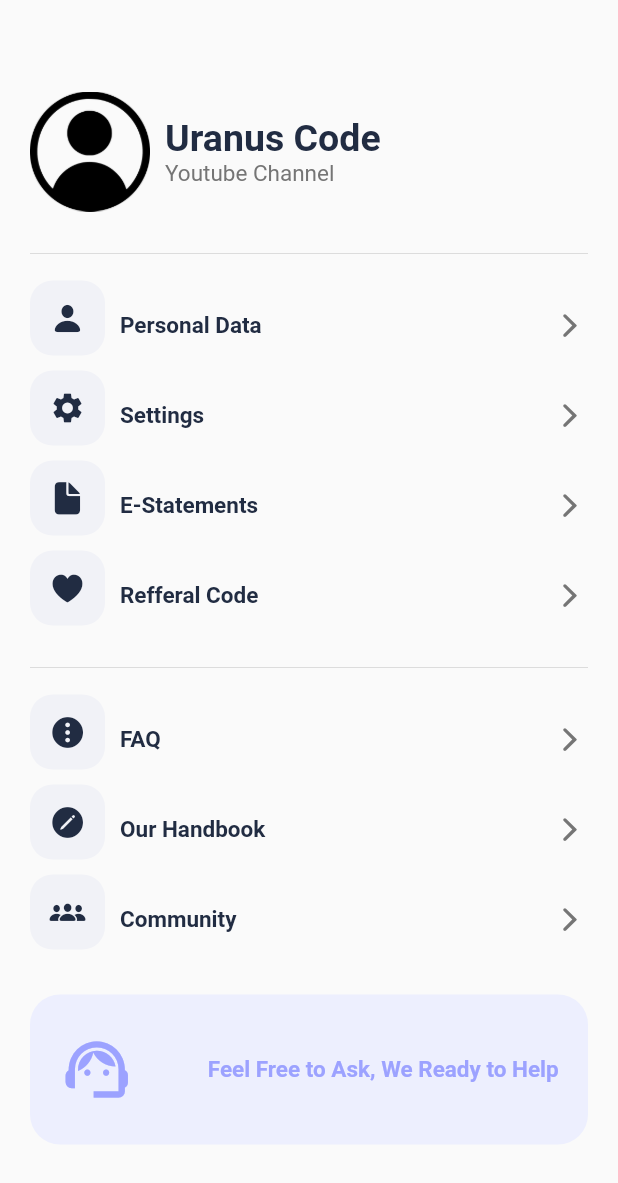
After one commit to youssefbenhissi/expenseManager, a Flutter app: the SettingsScreen screen opened by its route, on a phone screen of 412 x 824 dp. The commit adds this screen. Shown: the top 1183 px of the screen. Run offline on Flutter 3.47's test engine with Material 2 defaults, Android fonts, the phone set to English and light mode, and no system bars; our stand-ins replace awesome_snackbar_content, flutter_bloc, font_awesome_flutter, get_it, local_auth, shared_preferences and 1 more; accounts and stored records are empty; generated files the repository leaves out were written again.

Commit message:
configure settings page

```diff
--- a/lib/app_routes_factory.dart
+++ b/lib/app_routes_factory.dart
@@ -1,4 +1,5 @@
 import 'package:expense_manager/home/home_page_route_builder.dart';
+import 'package:expense_manager/settings/settings_page_route_builder.dart';
 import 'package:flutter/material.dart';
 import 'navigation/navigation.dart';
 
@@ -11,4 +12,11 @@ class AppRoutesFactory extends RoutesFactory {
       builder: HomePageRouteBuilder(),
     );
   }
+
+  @override
+  Route<dynamic> createSettingsPageRoute() {
+    return MaterialPageRoute(
+      builder: SettingsPageRouteBuilder(),
+    );
+  }
 }
--- a/lib/home/home_page.dart
+++ b/lib/home/home_page.dart
@@ -1,4 +1,5 @@
 import 'package:awesome_snackbar_content/awesome_snackbar_content.dart';
+import 'package:expense_manager/app_page_injectable.dart';
 import 'package:expense_manager/login/login_page.dart';
 import 'package:flutter/material.dart';
 import 'dart:math';
@@ -96,7 +97,9 @@ class _HomePageState extends State<HomePage> {
                         ),
                       ),
                       ListTile(
-                        onTap: () {},
+                        onTap: () {
+                          context.gNavigationService.openSettings(context);
+                        },
                         leading: const Icon(
                           Icons.settings,
                           color: Colors.black,
--- a/lib/main.dart
+++ b/lib/main.dart
@@ -1,6 +1,7 @@
 import 'package:expense_manager/app_routes_factory.dart';
 import 'package:expense_manager/navigation/navigation.dart';
 import 'package:expense_manager/services/service_locator.dart';
+import 'package:expense_manager/settings/settings_page.dart';
 import 'package:expense_manager/theme/dark_theme.dart';
 import 'package:expense_manager/theme/light_theme.dart';
 import 'package:flutter/material.dart';
--- a/lib/navigation/navigation_service.dart
+++ b/lib/navigation/navigation_service.dart
@@ -9,4 +9,13 @@ class NavigationService {
       ModalRoute.withName('/'),
     );
   }
+
+  Future<void> openSettings(
+    BuildContext context,
+  ) {
+    return Navigator.of(context).pushNamedAndRemoveUntil(
+      _settingsPageRouteName,
+      ModalRoute.withName('/'),
+    );
+  }
 }
--- a/lib/navigation/routes_factory.dart
+++ b/lib/navigation/routes_factory.dart
@@ -2,4 +2,5 @@ part of 'navigation.dart';
 
 abstract class RoutesFactory {
   Route<dynamic> createHomePageRoute();
+  Route<dynamic> createSettingsPageRoute();
 }
--- a/lib/navigation/routes_mapper.dart
+++ b/lib/navigation/routes_mapper.dart
@@ -7,6 +7,8 @@ Route<dynamic>? Function(RouteSettings settings) onGenerateAppRoute(
     switch (settings.name) {
       case _homePageRouteName:
         return routesFactory.createHomePageRoute();
+      case _settingsPageRouteName:
+        return routesFactory.createSettingsPageRoute();
       default:
         return null;
     }
--- a/lib/navigation/routes_names.dart
+++ b/lib/navigation/routes_names.dart
@@ -1,3 +1,4 @@
 part of 'navigation.dart';
 
 const _homePageRouteName = '/home';
+const _settingsPageRouteName = '/settings';
--- /dev/null
+++ b/lib/settings/constants.dart
@@ -0,0 +1,10 @@
+import 'package:flutter/material.dart';
+
+const kprimaryColor = Color(0xff212C42);
+const ksecondryColor = Color(0xff9CA2FF);
+const ksecondryLightColor = Color(0xffEDEFFE);
+const klightContentColor = Color(0xffF1F2F7);
+
+const double kbigFontSize = 25;
+const double knormalFontSize = 18;
+const double ksmallFontSize = 15;
--- /dev/null
+++ b/lib/settings/models/setting.dart
@@ -0,0 +1,55 @@
+import 'package:flutter/cupertino.dart';
+import 'package:flutter/material.dart';
+
+class Setting {
+  final String title;
+  final String route;
+  final IconData icon;
+
+  Setting({
+    required this.title,
+    required this.route,
+    required this.icon,
+  });
+}
+
+final List<Setting> settings = [
+  Setting(
+    title: "Personal Data",
+    route: "/",
+    icon: CupertinoIcons.person_fill,
+  ),
+  Setting(
+    title: "Settings",
+    route: "/",
+    icon: Icons.settings,
+  ),
+  Setting(
+    title: "E-Statements",
+    route: "/",
+    icon: CupertinoIcons.doc_fill,
+  ),
+  Setting(
+    title: "Refferal Code",
+    route: "/",
+    icon: CupertinoIcons.heart_fill,
+  ),
+];
+
+final List<Setting> settings2 = [
+  Setting(
+    title: "FAQ",
+    route: "/",
+    icon: CupertinoIcons.ellipsis_vertical_circle_fill,
+  ),
+  Setting(
+    title: "Our Handbook",
+    route: "/",
+    icon: CupertinoIcons.pencil_circle_fill,
+  ),
+  Setting(
+    title: "Community",
+    route: "/",
+    icon: CupertinoIcons.person_3_fill,
+  ),
+];
--- /dev/null
+++ b/lib/settings/settings_page.dart
@@ -0,0 +1,54 @@
+import 'package:expense_manager/settings/models/setting.dart';
+import 'package:expense_manager/settings/widgets/avatar_card.dart';
+import 'package:expense_manager/settings/widgets/setting_tile.dart';
+import 'package:expense_manager/settings/widgets/support_card.dart';
+import 'package:flutter/material.dart';
+
+class SettingsScreen extends StatefulWidget {
+  const SettingsScreen({super.key});
+
+  @override
+  State<SettingsScreen> createState() => _SettingsScreenState();
+}
+
+class _SettingsScreenState extends State<SettingsScreen> {
+  @override
+  Widget build(BuildContext context) {
+    return Scaffold(
+      body: Padding(
+        padding: const EdgeInsets.symmetric(vertical: 25, horizontal: 20),
+        child: Center(
+          child: SingleChildScrollView(
+            child: Column(
+              crossAxisAlignment: CrossAxisAlignment.start,
+              mainAxisAlignment: MainAxisAlignment.center,
+              children: [
+                const AvatarCard(),
+                const SizedBox(height: 20),
+                const Divider(),
+                const SizedBox(height: 10),
+                Column(
+                  children: List.generate(
+                    settings.length,
+                    (index) => SettingTile(setting: settings[index]),
+                  ),
+                ),
+                const SizedBox(height: 10),
+                const Divider(),
+                const SizedBox(height: 10),
+                Column(
+                  children: List.generate(
+                    settings2.length,
+                    (index) => SettingTile(setting: settings2[index]),
+                  ),
+                ),
+                const SizedBox(height: 20),
+                const SupportCard()
+              ],
+            ),
+          ),
+        ),
+      ),
+    );
+  }
+}
--- /dev/null
+++ b/lib/settings/settings_page_route_builder.dart
@@ -0,0 +1,10 @@
+import 'package:expense_manager/settings/settings_page.dart';
+import 'package:flutter/material.dart';
+
+class SettingsPageRouteBuilder {
+  SettingsPageRouteBuilder();
+
+  Widget call(BuildContext context) {
+    return const SettingsScreen();
+  }
+}
--- /dev/null
+++ b/lib/settings/widgets/avatar_card.dart
@@ -0,0 +1,43 @@
+import 'package:expense_manager/settings/constants.dart';
+import 'package:flutter/material.dart';
+
+class AvatarCard extends StatelessWidget {
+  const AvatarCard({
+    super.key,
+  });
+
+  @override
+  Widget build(BuildContext context) {
+    return Row(
+      children: [
+        Image.asset(
+          "assets/images/avatar.png",
+          width: 80,
+          height: 80,
+        ),
+        const SizedBox(width: 10),
+        Column(
+          crossAxisAlignment: CrossAxisAlignment.start,
+          mainAxisAlignment: MainAxisAlignment.spaceBetween,
+          children: [
+            const Text(
+              "Uranus Code",
+              style: TextStyle(
+                fontSize: kbigFontSize,
+                fontWeight: FontWeight.bold,
+                color: kprimaryColor,
+              ),
+            ),
+            Text(
+              "Youtube Channel",
+              style: TextStyle(
+                fontSize: ksmallFontSize,
+                color: Colors.grey.shade600,
+              ),
+            )
+          ],
+        )
+      ],
+    );
+  }
+}
--- /dev/null
+++ b/lib/settings/widgets/setting_tile.dart
@@ -0,0 +1,47 @@
+import 'package:expense_manager/settings/constants.dart';
+import 'package:expense_manager/settings/models/setting.dart';
+import 'package:flutter/cupertino.dart';
+import 'package:flutter/material.dart';
+
+class SettingTile extends StatelessWidget {
+  final Setting setting;
+  const SettingTile({
+    super.key,
+    required this.setting,
+  });
+
+  @override
+  Widget build(BuildContext context) {
+    return GestureDetector(
+      onTap: () {}, // Navigation
+      child: Row(
+        children: [
+          Container(
+            height: 50,
+            width: 50,
+            margin: const EdgeInsets.only(bottom: 10),
+            decoration: BoxDecoration(
+              color: klightContentColor,
+              borderRadius: BorderRadius.circular(15),
+            ),
+            child: Icon(setting.icon, color: kprimaryColor),
+          ),
+          const SizedBox(width: 10),
+          Text(
+            setting.title,
+            style: const TextStyle(
+              color: kprimaryColor,
+              fontSize: ksmallFontSize,
+              fontWeight: FontWeight.bold,
+            ),
+          ),
+          const Spacer(),
+          Icon(
+            CupertinoIcons.chevron_forward,
+            color: Colors.grey.shade600,
+          ),
+        ],
+      ),
+    );
+  }
+}
--- /dev/null
+++ b/lib/settings/widgets/support_card.dart
@@ -0,0 +1,39 @@
+import 'package:expense_manager/settings/constants.dart';
+import 'package:flutter/material.dart';
+
+class SupportCard extends StatelessWidget {
+  const SupportCard({
+    super.key,
+  });
+
+  @override
+  Widget build(BuildContext context) {
+    return Container(
+      width: double.infinity,
+      height: 100,
+      decoration: BoxDecoration(
+        color: ksecondryLightColor,
+        borderRadius: BorderRadius.circular(20),
+      ),
+      child: Row(
+        mainAxisAlignment: MainAxisAlignment.spaceEvenly,
+        children: const [
+          Icon(
+            Icons.support_agent,
+            size: 50,
+            color: ksecondryColor,
+          ),
+          SizedBox(width: 10),
+          Text(
+            "Feel Free to Ask, We Ready to Help",
+            style: TextStyle(
+              fontSize: ksmallFontSize,
+              color: ksecondryColor,
+              fontWeight: FontWeight.bold,
+            ),
+          )
+        ],
+      ),
+    );
+  }
+}
```
Also changed, not shown: assets/images/avatar.png (added).
